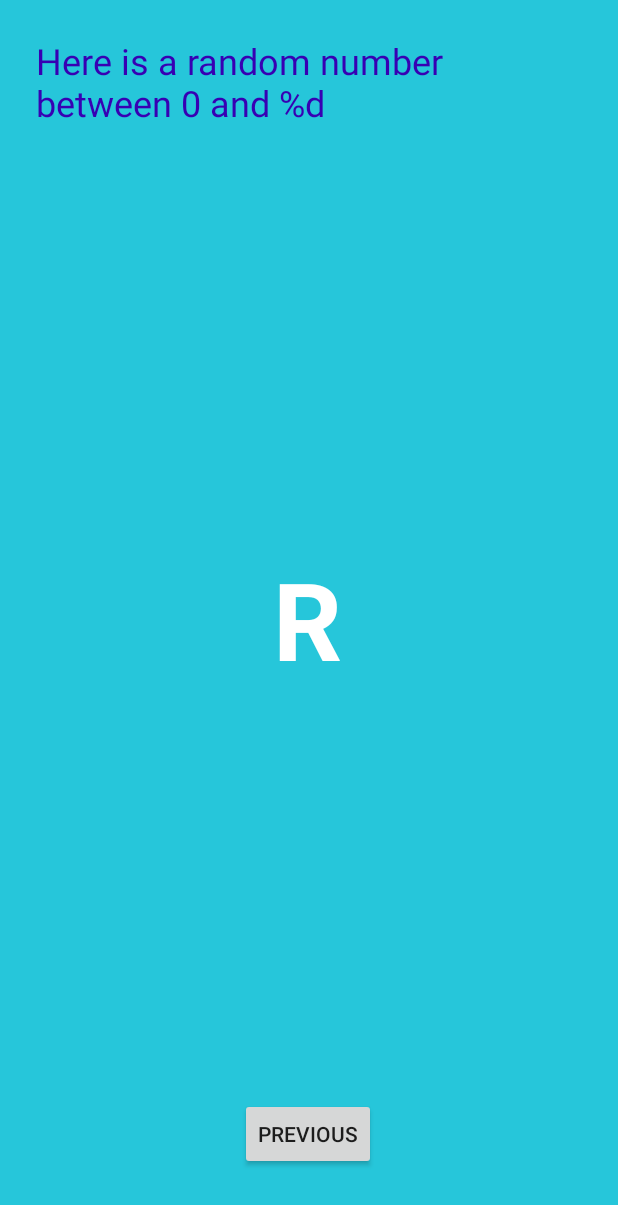
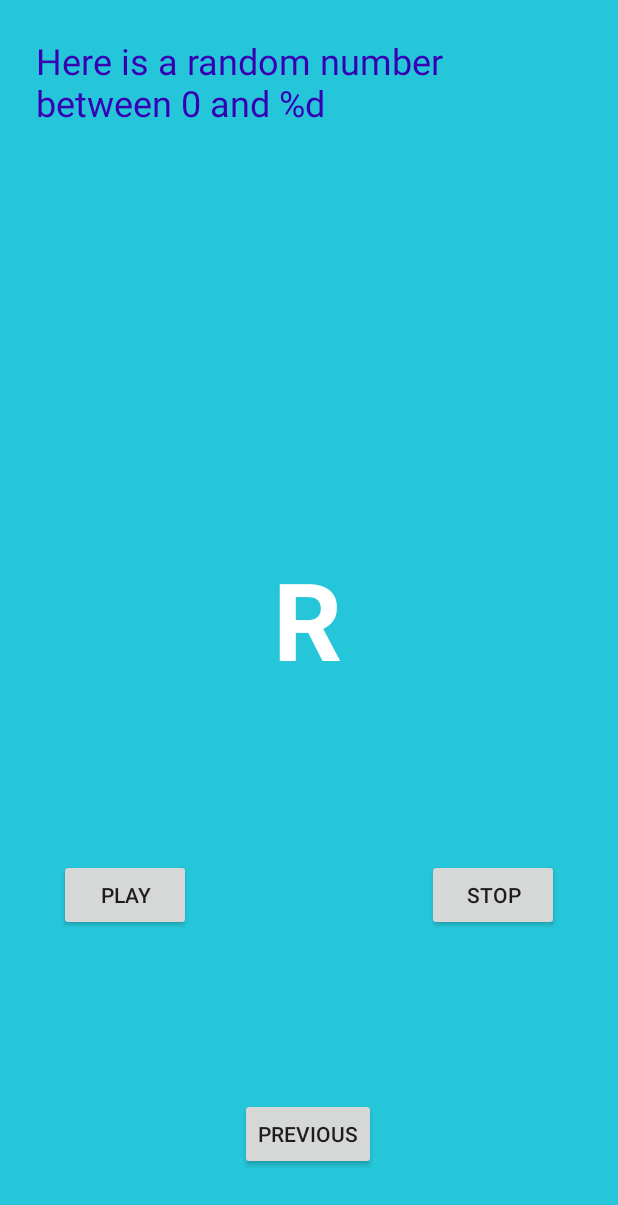
Before and after one commit to Pythoniarz/MyFirstAndroidApp, an Android app: the layout fragment_second.xml on its own in the app's theme, with its tools: preview values and no code run, on a phone screen of 412 x 824 dp. Shown: the top 1205 px of the screen. Run offline under Robolectric (Android 15) with nearby library versions, the phone set to English and light mode, and no system bars.

Commit message:
Add playing noise class and buttons

```diff
--- a/app/src/main/res/layout/fragment_second.xml
+++ b/app/src/main/res/layout/fragment_second.xml
@@ -48,4 +48,25 @@
         app:layout_constraintStart_toStartOf="parent"
         app:layout_constraintTop_toBottomOf="@+id/textview_header"
         app:layout_constraintVertical_bias="0.507" />
+
+    <Button
+        android:id="@+id/play_button"
+        android:layout_width="wrap_content"
+        android:layout_height="wrap_content"
+        android:text="Play"
+        app:layout_constraintBottom_toTopOf="@+id/button_second"
+        app:layout_constraintEnd_toStartOf="@+id/stop_button"
+        app:layout_constraintStart_toStartOf="parent"
+        app:layout_constraintTop_toBottomOf="@+id/textview_random" />
+
+    <Button
+        android:id="@+id/stop_button"
+        android:layout_width="wrap_content"
+        android:layout_height="wrap_content"
+        android:layout_marginStart="117dp"
+        android:text="Stop"
+        app:layout_constraintBottom_toTopOf="@+id/button_second"
+        app:layout_constraintEnd_toEndOf="parent"
+        app:layout_constraintStart_toEndOf="@+id/play_button"
+        app:layout_constraintTop_toBottomOf="@+id/textview_random" />
 </androidx.constraintlayout.widget.ConstraintLayout>
```
Also changed, not shown: app/src/main/java/com/example/myfirstapplication/SecondFragment.java (+17 -0 lines), app/src/main/java/com/example/myfirstapplication/SoundPlayer.java (added, +74 -0 lines), app/src/main/res/layout/fragment_first.xml (+11 -0 lines).
